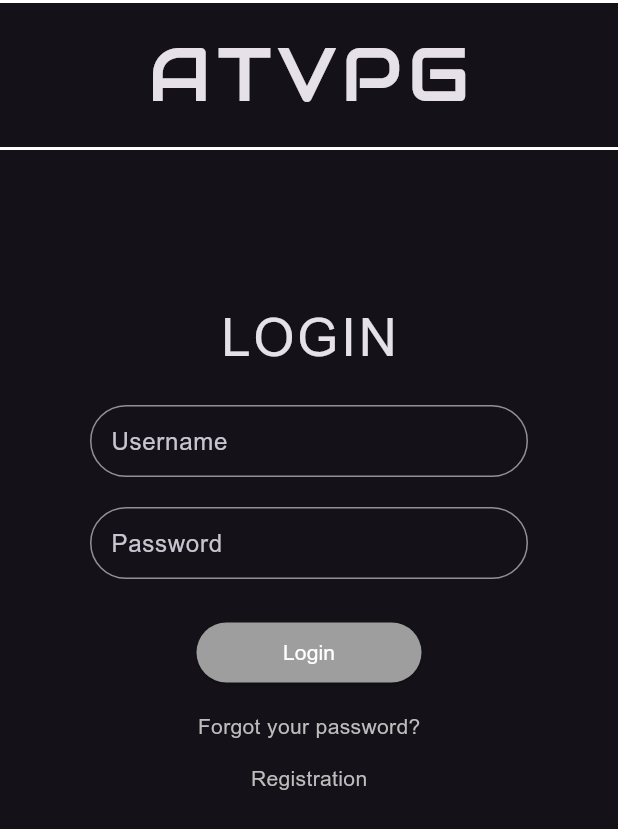
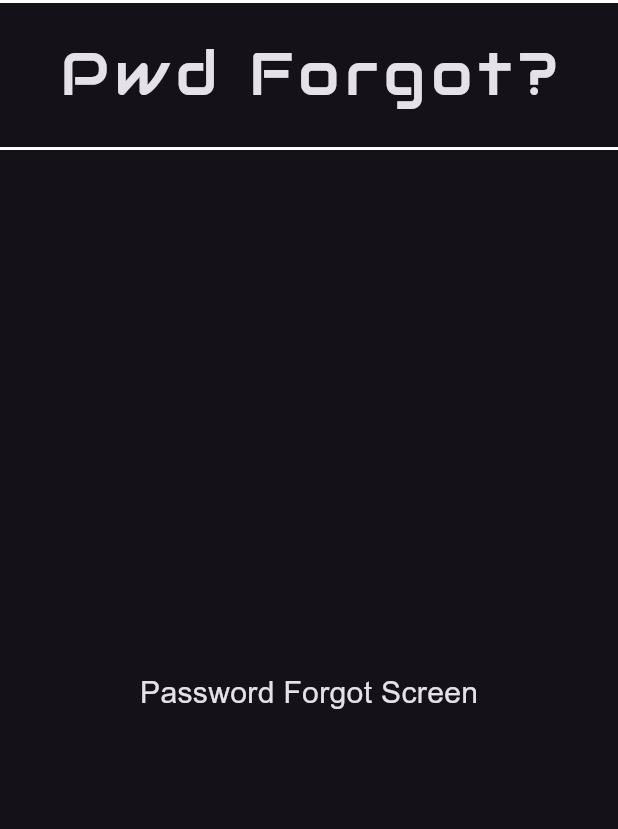
Before and after one commit to fabianStro/Project_ATVPG, a Flutter app: the screen it shows after launch, after a tap on "Forgot your password?", on a phone screen of 412 x 824 dp. Shown: the top 829 px of the screen. Run offline on Flutter 3.47's test engine with Material 3 defaults, Android fonts, the phone set to English and light mode, and no system bars; our stand-ins replace firebase_core; accounts and stored records are empty.

Commit message:
Push für Melli

```diff
--- a/lib/login.dart
+++ b/lib/login.dart
@@ -14,7 +14,12 @@ class _LoginWidgetState extends State<LoginWidget> {
   final ButtonStyle _buttonStyle = ElevatedButton.styleFrom(backgroundColor: Colors.grey);
   final TextStyle _titleTextStyle = TextStyle(fontSize: 50.0, letterSpacing: 4.0, fontFamily: 'Audiowide'),
       _buttonTextStyle = TextStyle(color: Colors.white, fontFamily: 'Arial'),
-      _registryTextStyle = TextStyle(color: Colors.grey[400], fontFamily: 'Arial'),
+      _registryAndForgotTextStyle = TextStyle(
+        color: Colors.grey[400],
+        fontFamily: 'Arial',
+        fontSize: 17.0,
+        decoration: TextDecoration.underline,
+      ),
       _loginTextStyle = TextStyle(fontSize: 35.0, letterSpacing: 2.0, fontFamily: 'Arial');
 
   final String _title = 'ATVPG', _username = 'Reaper', _password = 'root';
@@ -110,18 +115,23 @@ class _LoginWidgetState extends State<LoginWidget> {
                 Align(
                   child: GestureDetector(
                     onTap: () {
-                      Navigator.pushNamed(context, '/');
+                      Navigator.pushNamed(context, '/forgot');
                     },
-                    child: Text('Forgot your password?', style: _registryTextStyle),
+                    child: Text('Forgot your password?', style: _registryAndForgotTextStyle),
                   ), // GestureDetector
                 ), // Align
-                SizedBox(height: 15.0),
+                SizedBox(height: 8.0),
+                Text(
+                  'or',
+                  style: TextStyle(color: Colors.grey[400], fontFamily: 'Arial', fontSize: 17.0),
+                ),
+                SizedBox(height: 8.0),
                 Align(
                   child: GestureDetector(
                     onTap: () {
                       Navigator.pushNamed(context, '/registry');
                     },
-                    child: Text('Registration', style: _registryTextStyle),
+                    child: Text('Registration', style: _registryAndForgotTextStyle),
                   ), // GestureDetector
                 ), // Align
               ], // Children
--- a/lib/main.dart
+++ b/lib/main.dart
@@ -1,6 +1,9 @@
+import 'package:firebase_core/firebase_core.dart';
 import 'package:flutter/material.dart';
+import 'package:flutter_application_one/firebase_options.dart';
 import 'package:flutter_application_one/login.dart';
 import 'package:flutter_application_one/notification.dart';
+import 'package:flutter_application_one/passwordForgot.dart';
 import 'package:flutter_application_one/registry.dart';
 import 'package:flutter_application_one/share.dart';
 import 'package:flutter_application_one/startScreen.dart';
@@ -44,14 +47,10 @@ List<Map> expectedList = [
   {'name': 'another name', 'id': 2, 'value': 12345678, 'num': 3.1416}
 ]; */
 
-void main() {
-  /*  WidgetsFlutterBinding.ensureInitialized();
+void main() async {
+  WidgetsFlutterBinding.ensureInitialized();
 
-await Firebase.initializeApp(
-
-options: DefaultFirebaseOptions.currentPlatform,
-
-); */
+  await Firebase.initializeApp(options: DefaultFirebaseOptions.currentPlatform);
   runApp(const MyApp());
 }
 
@@ -73,7 +72,7 @@ class MyApp extends StatelessWidget {
         '/profile': (context) => ProfileWidget(),
         '/notification': (context) => NotificationWidget(),
         '/share': (context) => ShareWidget(title: '', picture: ''),
-        // '/forgot': (context) => PasswordForgotWidget(),
+        '/forgot': (context) => PasswordForgotWidget(),
       }, // routes
     ); // MaterialApp
   }
--- /dev/null
+++ b/lib/passwordForgot.dart
@@ -0,0 +1,31 @@
+import 'package:flutter/material.dart';
+
+class PasswordForgotWidget extends StatefulWidget {
+  const PasswordForgotWidget({super.key});
+
+  @override
+  State<PasswordForgotWidget> createState() => _PasswordForgotWidgetState();
+}
+
+class _PasswordForgotWidgetState extends State<PasswordForgotWidget> {
+  @override
+  Widget build(BuildContext context) {
+    return SafeArea(
+      child: Scaffold(
+        appBar: AppBar(
+          automaticallyImplyLeading: false,
+          toolbarHeight: 100.0,
+          shape: Border(
+            bottom: BorderSide(color: Colors.white, width: 2.0),
+            top: BorderSide(color: Colors.white, width: 2.0),
+          ), // Border
+          centerTitle: true,
+          title: Text('Pwd Forgot?', style: TextStyle(fontSize: 40.0, letterSpacing: 4.0, fontFamily: 'Audiowide')),
+        ), // AppBar
+        body: Center(
+          child: Text('Password Forgot Screen', style: TextStyle(fontSize: 20.0, fontFamily: 'Arial')),
+        ), // Center
+      ), // Scaffold
+    ); // SafeArea
+  }
+}
--- a/lib/registry.dart
+++ b/lib/registry.dart
@@ -30,6 +30,7 @@ class _RegistryWidgetState extends State<RegistryWidget> {
       child: Scaffold(
         //resizeToAvoidBottomInset: false,
         appBar: AppBar(
+          automaticallyImplyLeading: false,
           toolbarHeight: 100,
           shape: Border(bottom: _appBarBorderStyle, top: _appBarBorderStyle), // Border
           centerTitle: true,
--- a/lib/startScreen.dart
+++ b/lib/startScreen.dart
@@ -36,8 +36,10 @@ class _StartScreenWidgetState extends State<StartScreenWidget> {
       child: SafeArea(
         child: Scaffold(
           appBar: AppBar(
+            automaticallyImplyLeading: false,
             toolbarHeight: 100.0,
             title: Text(''),
+            centerTitle: true,
             leading: GestureDetector(
               onTap: () {
                 Navigator.pushNamed(context, '/profile');
```
Also changed, not shown: lib/profile.dart (+25 -1 lines), 2 other files.
